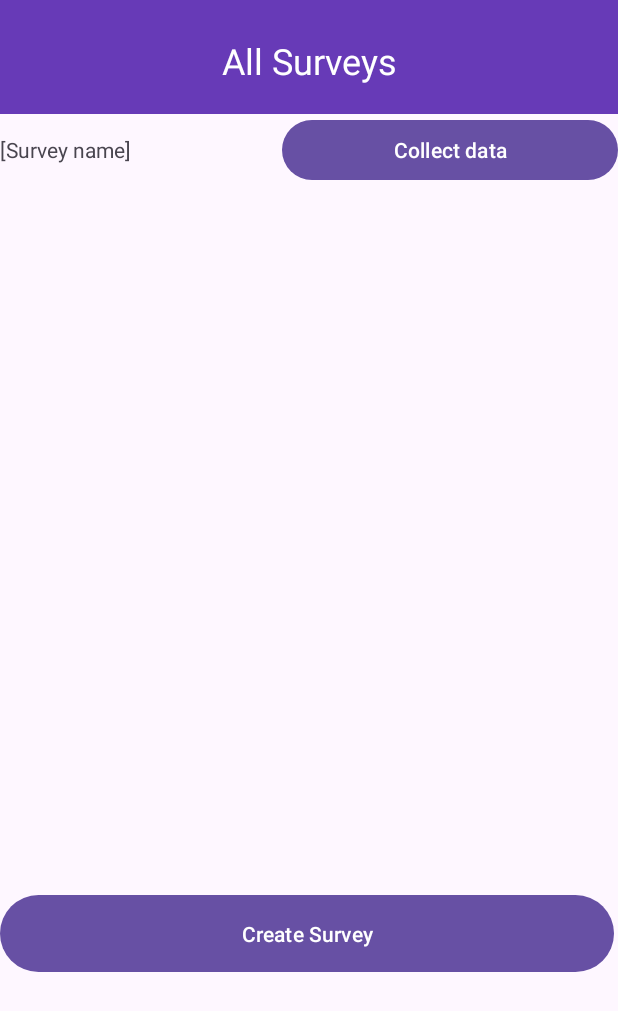
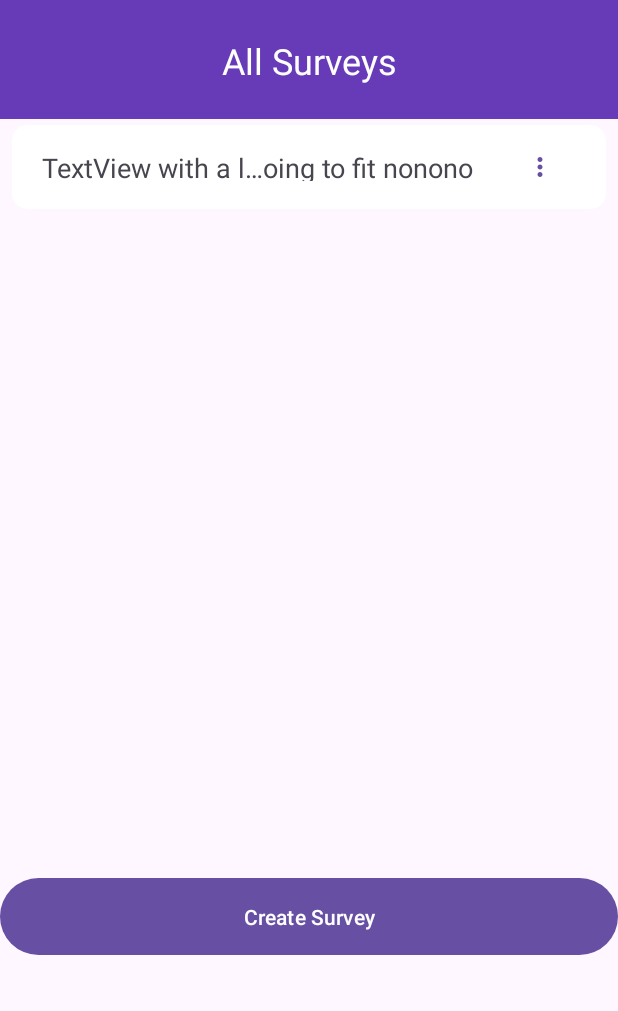
Before and after one commit to jorikvanveen/htht-gis-gnss-project, an Android app: the screen it shows after launch (MainActivity), on a phone screen of 412 x 824 dp. Shown: the top 1011 px of the screen. Run offline under Robolectric (Android 15) with nearby library versions, the phone set to English and light mode, and no system bars; our stand-ins replace navigation-ui; libraries missing offline, so code that uses them is left out: com.esotericsoftware.kryo; 18 statements that could not run were skipped.

Commit message:
Add fancy UI for survey list

```diff
--- a/app/src/main/java/com/example/gnss/MainActivity.java
+++ b/app/src/main/java/com/example/gnss/MainActivity.java
@@ -29,6 +29,7 @@ import android.view.Menu;
 import android.view.MenuItem;
 import android.widget.Button;
 import android.widget.LinearLayout;
+import android.widget.PopupMenu;
 import android.widget.TextView;
 import android.widget.Toast;
 
@@ -57,13 +58,35 @@ public class MainActivity extends AppCompatActivity {
                 TextView surveyNameView = surveyPreview.findViewById(R.id.survey_name);
                 surveyNameView.setText(survey.getName());
 
-                MaterialButton collectButton = surveyPreview.findViewById(R.id.collect_button);
-                collectButton.setOnClickListener(v -> {
+                surveyPreview.setOnClickListener(v -> {
                     Intent intent = new Intent(this, DisplayMaps.class);
                     intent.putExtra("survey_id", survey.getId());
                     startActivity(intent);
                 });
+
+                MaterialButton optionsButton = surveyPreview.findViewById(R.id.survey_preview_threedot);
+                optionsButton.setOnClickListener(v -> {
+                    var popupMenu = new PopupMenu(this, optionsButton);
+                    popupMenu.getMenuInflater().inflate(R.menu.survey_options, popupMenu.getMenu());
+                    popupMenu.setOnMenuItemClickListener(item -> {
+                        if (item.getItemId() == R.id.action_delete_survey) {
+                            // TODO
+                        }
+
+                        if (item.getItemId() == R.id.action_export_questions) {
+                            // TODO
+                        }
+
+                        if (item.getItemId() == R.id.action_view_survey_entries) {
+                            // TODO
+                        }
+
+                        return true;
+                    });
+                    popupMenu.show();
+                });
                 surveyList.addView(surveyPreview);
+
             }
         }
 
--- /dev/null
+++ b/app/src/main/res/drawable/baseline_more_vert_24.xml
@@ -0,0 +1,5 @@
+<vector xmlns:android="http://schemas.android.com/apk/res/android" android:height="24dp" android:tint="#000000" android:viewportHeight="24" android:viewportWidth="24" android:width="24dp">
+
+    <path android:fillColor="@android:color/white" android:pathData="M12,8c1.1,0 2,-0.9 2,-2s-0.9,-2 -2,-2 -2,0.9 -2,2 0.9,2 2,2zM12,10c-1.1,0 -2,0.9 -2,2s0.9,2 2,2 2,-0.9 2,-2 -0.9,-2 -2,-2zM12,16c-1.1,0 -2,0.9 -2,2s0.9,2 2,2 2,-0.9 2,-2 -0.9,-2 -2,-2z"/>
+
+</vector>
--- a/app/src/main/res/layout/activity_main.xml
+++ b/app/src/main/res/layout/activity_main.xml
@@ -7,8 +7,8 @@
 
     <LinearLayout
         android:id="@+id/linearLayout"
-        android:layout_width="412dp"
-        android:layout_height="76dp"
+        android:layout_width="0dp"
+        android:layout_height="79dp"
         android:background="#673AB7"
         android:orientation="vertical"
         app:layout_constraintEnd_toEndOf="parent"
@@ -28,10 +28,11 @@
 
     <ScrollView
         android:id="@+id/scrollView3"
-        android:layout_width="412dp"
+        android:layout_width="0dp"
         android:layout_height="502dp"
-        app:layout_constraintTop_toBottomOf="@+id/linearLayout"
-        tools:layout_editor_absoluteX="0dp">
+        app:layout_constraintEnd_toEndOf="parent"
+        app:layout_constraintStart_toStartOf="parent"
+        app:layout_constraintTop_toBottomOf="@+id/linearLayout">
 
         <LinearLayout
             android:id="@+id/survey_list"
@@ -42,15 +43,15 @@
 
     <Button
         android:id="@+id/button"
-        android:layout_width="409dp"
+        android:layout_width="0dp"
         android:layout_height="59dp"
         android:onClick="goToCreateSurvey"
         android:text="Create Survey"
         app:layout_constraintBottom_toBottomOf="parent"
         app:layout_constraintEnd_toEndOf="parent"
-        app:layout_constraintHorizontal_bias="0.0"
+        app:layout_constraintHorizontal_bias="1.0"
         app:layout_constraintStart_toStartOf="parent"
         app:layout_constraintTop_toBottomOf="@+id/scrollView3"
-        app:layout_constraintVertical_bias="0.078" />
+        app:layout_constraintVertical_bias="0.0" />
 
 </androidx.constraintlayout.widget.ConstraintLayout>
--- a/app/src/main/res/layout/survey_preview.xml
+++ b/app/src/main/res/layout/survey_preview.xml
@@ -1,25 +1,45 @@
 <?xml version="1.0" encoding="utf-8"?>
-<androidx.constraintlayout.widget.ConstraintLayout xmlns:android="http://schemas.android.com/apk/res/android"
-             android:layout_width="match_parent"
-             android:layout_height="match_parent">
+<androidx.cardview.widget.CardView xmlns:android="http://schemas.android.com/apk/res/android"
+    xmlns:app="http://schemas.android.com/apk/res-auto"
+    xmlns:tools="http://schemas.android.com/tools"
+    android:layout_width="match_parent"
+    android:layout_height="wrap_content"
+    android:layout_marginStart="8dp"
+    android:layout_marginTop="4dp"
+    android:layout_marginEnd="8dp"
+    android:layout_marginBottom="4dp"
+    app:cardCornerRadius="10dp"
+    app:contentPadding="4dp">
 
-    <LinearLayout
+    <androidx.constraintlayout.widget.ConstraintLayout
+        android:id="@+id/linearLayout3"
         android:layout_width="match_parent"
-        android:layout_height="match_parent"
-        android:orientation="horizontal">
+        android:layout_height="wrap_content"
+        android:gravity="fill_vertical">
 
         <TextView
             android:id="@+id/survey_name"
+            android:layout_width="297dp"
+            android:layout_height="21dp"
+            android:layout_marginStart="16dp"
+            android:layout_marginTop="12dp"
+            android:ellipsize="middle"
+            android:maxLines="1"
+            android:text="TextView with a lot of tex tin the textview that isnot going to fit nonono"
+            android:textAppearance="@style/TextAppearance.AppCompat.Medium"
+            app:layout_constraintStart_toStartOf="parent"
+            app:layout_constraintTop_toTopOf="parent" />
+
+        <Button
+            android:id="@+id/survey_preview_threedot"
+            style="@style/Widget.Material3.Button.IconButton"
             android:layout_width="wrap_content"
             android:layout_height="wrap_content"
-            android:layout_weight="1"
-            android:text="[Survey name]" />
+            android:layout_marginEnd="16dp"
+            app:icon="@drawable/baseline_more_vert_24"
+            app:layout_constraintEnd_toEndOf="parent"
+            tools:layout_editor_absoluteY="0dp" />
 
-        <Button
-            android:id="@+id/collect_button"
-            android:layout_width="wrap_content"
-            android:layout_height="wrap_content"
-            android:layout_weight="1"
-            android:text="Collect data" />
-    </LinearLayout>
-</androidx.constraintlayout.widget.ConstraintLayout>
+    </androidx.constraintlayout.widget.ConstraintLayout>
+
+</androidx.cardview.widget.CardView>
--- /dev/null
+++ b/app/src/main/res/menu/survey_options.xml
@@ -0,0 +1,13 @@
+<?xml version="1.0" encoding="utf-8"?>
+<menu xmlns:android="http://schemas.android.com/apk/res/android">
+
+    <item
+        android:id="@+id/action_view_survey_entries"
+        android:title="View entries" />
+    <item
+        android:id="@+id/action_export_questions"
+        android:title="Export questions" />
+    <item
+        android:id="@+id/action_delete_survey"
+        android:title="Delete" />
+</menu>
```
